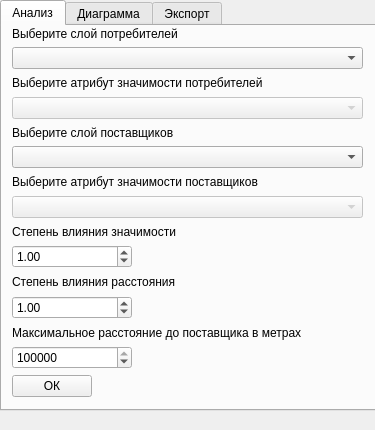
Before: the Qt Designer form resources/ui/gravity_model_dockwidget.ui in Gumbinnen/qgis-lightmodels, drawn with Qt 5.
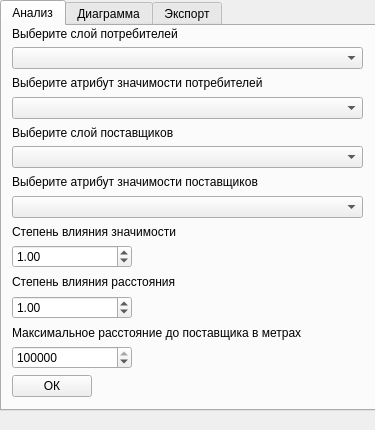
After: the same form once the commit is applied. The open tabs and pages were chosen to show the change. Custom widgets are drawn as their Qt base class.

Commit message: Fix gm widget export tab. Rename gm widget pyqtSignal export —> export_request. GM LayerEventHandler inherit QObject now (needed for pyqtSignal proper work)

```diff
--- a/resources/ui/gravity_model_dockwidget.ui
+++ b/resources/ui/gravity_model_dockwidget.ui
@@ -67,7 +67,7 @@
        <item>
         <widget class="QComboBox" name="cmbox_consumer_attractiveness_field">
          <property name="enabled">
-          <bool>false</bool>
+          <number>12</number>
          </property>
          <property name="minimumSize">
           <size>
@@ -106,9 +106,6 @@
        </item>
        <item>
         <widget class="QComboBox" name="cmbox_site_attractiveness_field">
-         <property name="enabled">
-          <bool>false</bool>
-         </property>
          <property name="minimumSize">
           <size>
            <width>0</width>
```
Left out of the diff: 2 changed lines with no effect on the pictures. The commit also changes 7 other files.
